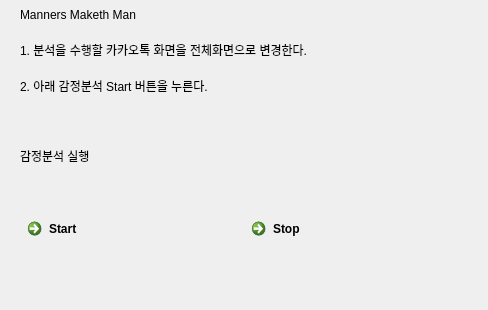
Above: GUI/MMM_gui.ui from Manner-Maketh-Man/FRONT before the change. Below: the same form after it.
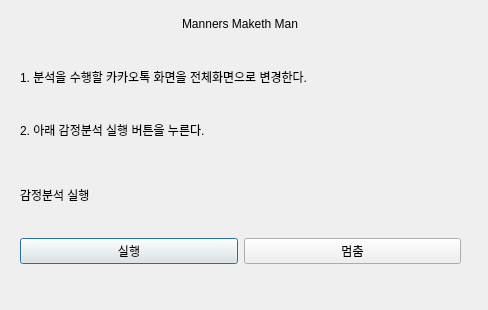
That is the form after the change.

Commit message: feat[wooseop]: ui .py파일로 생성 및 수정

What changed in the file:
```diff
--- a/GUI/MMM_gui.ui
+++ b/GUI/MMM_gui.ui
@@ -24,9 +24,9 @@
    </property>
    <layout class="QVBoxLayout" name="verticalLayout_2">
     <item>
-     <layout class="QVBoxLayout" name="verticalLayout">
-      <item>
-       <widget class="QLabel" name="label">
+     <layout class="QVBoxLayout" name="instructionLayout">
+      <item alignment="Qt::AlignHCenter">
+       <widget class="QLabel" name="instruction1">
         <property name="text">
          <string>Manners Maketh Man</string>
         </property>
@@ -42,13 +42,15 @@
       <item>
        <widget class="QLabel" name="label_2">
         <property name="text">
-         <string>2. 아래 감정분석 Start 버튼을 누른다.</string>
+         <string>2. 아래 감정분석 실행 버튼을 누른다.</string>
         </property>
        </widget>
       </item>
      </layout>
     </item>
     <item>
+     <layout class="QVBoxLayout" name="executeLayout">
+      <item alignment="Qt::AlignVCenter">
      <widget class="QLabel" name="executeLabel">
       <property name="text">
        <string>감정분석 실행</string>
@@ -56,20 +58,22 @@
      </widget>
     </item>
     <item>
-     <layout class="QHBoxLayout" name="horizontalLayout">
-      <item>
-       <widget class="QCommandLinkButton" name="executeYes">
+       <layout class="QHBoxLayout" name="button">
+        <item alignment="Qt::AlignTop">
+         <widget class="QPushButton" name="executeButton">
         <property name="text">
-         <string>Start</string>
+           <string>실행</string>
         </property>
        </widget>
       </item>
-      <item>
-       <widget class="QCommandLinkButton" name="executeNo">
+        <item alignment="Qt::AlignTop">
+         <widget class="QPushButton" name="stopButton">
         <property name="text">
-         <string>Stop</string>
-        </property>
-       </widget>
+           <string>멈춤</string>
+          </property>
+         </widget>
+        </item>
+       </layout>
       </item>
      </layout>
     </item>
```
Left out of the diff: 6 changed lines with no effect on the pictures. Lines whose indentation alone changed are shown as unchanged. The commit also changes 3 other files.
